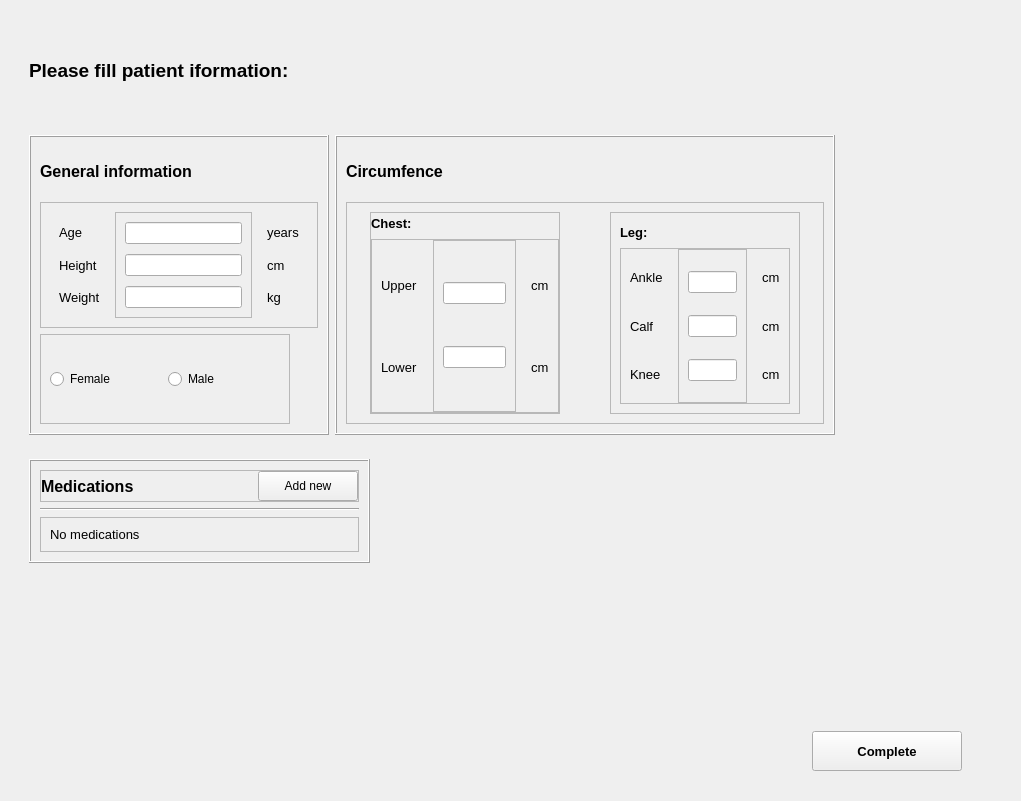
This is package/measure/gui_measure.ui in ljengic/BLE_desktop_application as Qt 5 draws it before an edit. The edited form follows.
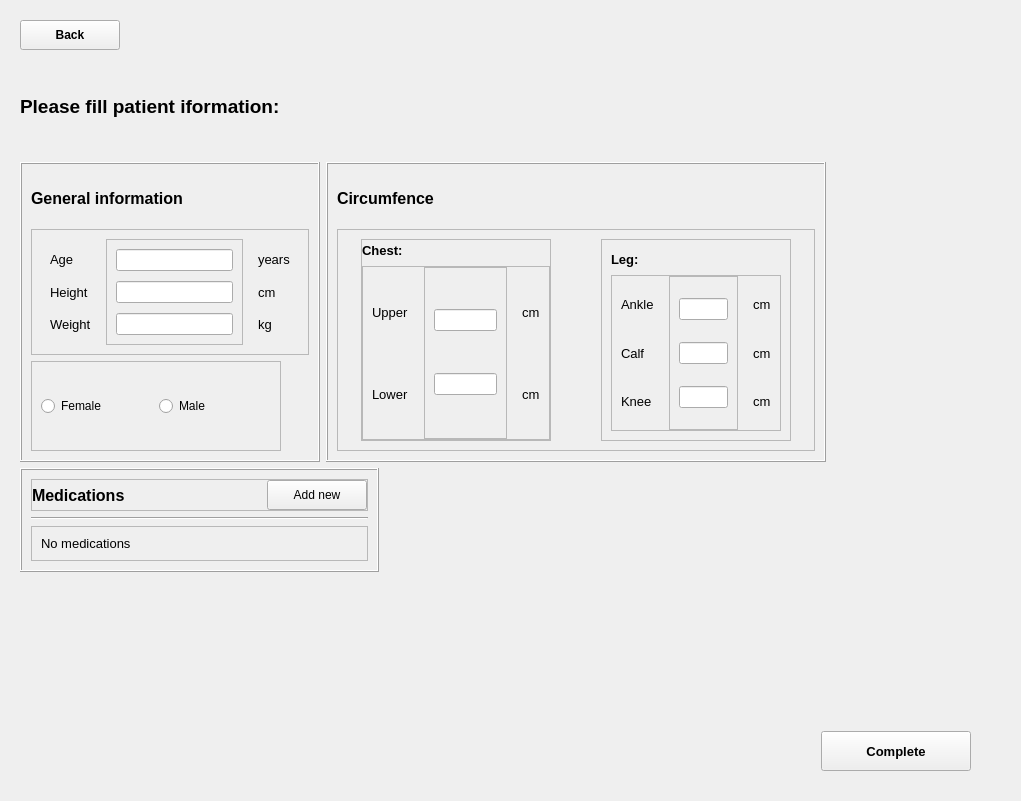
This is the edited form. Icons and pictures are not drawn.

```diff
--- a/package/measure/gui_measure.ui
+++ b/package/measure/gui_measure.ui
@@ -78,6 +78,66 @@
      </widget>
      <widget class="QWidget" name="page_2">
       <layout class="QVBoxLayout" name="verticalLayout_22">
+       <item>
+        <widget class="QWidget" name="widget_13" native="true">
+         <layout class="QHBoxLayout" name="horizontalLayout_18">
+          <property name="leftMargin">
+           <number>0</number>
+          </property>
+          <property name="topMargin">
+           <number>0</number>
+          </property>
+          <property name="rightMargin">
+           <number>0</number>
+          </property>
+          <property name="bottomMargin">
+           <number>0</number>
+          </property>
+          <item>
+           <widget class="QPushButton" name="btn_back_main">
+            <property name="minimumSize">
+             <size>
+              <width>100</width>
+              <height>30</height>
+             </size>
+            </property>
+            <property name="maximumSize">
+             <size>
+              <width>100</width>
+              <height>30</height>
+             </size>
+            </property>
+            <property name="font">
+             <font>
+              <weight>75</weight>
+              <bold>true</bold>
+             </font>
+            </property>
+            <property name="text">
+             <string>Back</string>
+            </property>
+            <property name="icon">
+             <iconset resource="../../images/resources.qrc">
+              <normaloff>:/icons/icons/icons8-left-arrow-100.png</normaloff>:/icons/icons/icons8-left-arrow-100.png</iconset>
+            </property>
+           </widget>
+          </item>
+          <item>
+           <spacer name="horizontalSpacer_9">
+            <property name="orientation">
+             <enum>Qt::Horizontal</enum>
+            </property>
+            <property name="sizeHint" stdset="0">
+             <size>
+              <width>40</width>
+              <height>20</height>
+             </size>
+            </property>
+           </spacer>
+          </item>
+         </layout>
+        </widget>
+       </item>
        <item>
         <widget class="QWidget" name="widget_3" native="true">
          <property name="minimumSize">
@@ -93,6 +153,18 @@
           </size>
          </property>
          <layout class="QHBoxLayout" name="horizontalLayout_6">
+          <property name="leftMargin">
+           <number>0</number>
+          </property>
+          <property name="topMargin">
+           <number>0</number>
+          </property>
+          <property name="rightMargin">
+           <number>0</number>
+          </property>
+          <property name="bottomMargin">
+           <number>0</number>
+          </property>
           <item>
            <widget class="QLabel" name="label_input_patient">
             <property name="font">
@@ -126,6 +198,18 @@
        <item>
         <widget class="QWidget" name="widget_4" native="true">
          <layout class="QHBoxLayout" name="horizontalLayout_9">
+          <property name="leftMargin">
+           <number>0</number>
+          </property>
+          <property name="topMargin">
+           <number>0</number>
+          </property>
+          <property name="rightMargin">
+           <number>0</number>
+          </property>
+          <property name="bottomMargin">
+           <number>0</number>
+          </property>
           <item>
            <widget class="QFrame" name="frame">
             <property name="minimumSize">
@@ -850,6 +934,18 @@
        <item>
         <widget class="QWidget" name="widget_12" native="true">
          <layout class="QHBoxLayout" name="horizontalLayout_15">
+          <property name="leftMargin">
+           <number>0</number>
+          </property>
+          <property name="topMargin">
+           <number>0</number>
+          </property>
+          <property name="rightMargin">
+           <number>0</number>
+          </property>
+          <property name="bottomMargin">
+           <number>0</number>
+          </property>
           <item>
            <widget class="QFrame" name="frame_18">
             <property name="minimumSize">
@@ -1064,6 +1160,18 @@
           </size>
          </property>
          <layout class="QHBoxLayout" name="horizontalLayout_2">
+          <property name="leftMargin">
+           <number>0</number>
+          </property>
+          <property name="topMargin">
+           <number>0</number>
+          </property>
+          <property name="rightMargin">
+           <number>0</number>
+          </property>
+          <property name="bottomMargin">
+           <number>0</number>
+          </property>
           <item>
            <spacer name="horizontalSpacer_2">
             <property name="orientation">
```
Left out of the diff: 4 changed lines with no effect on the pictures.
